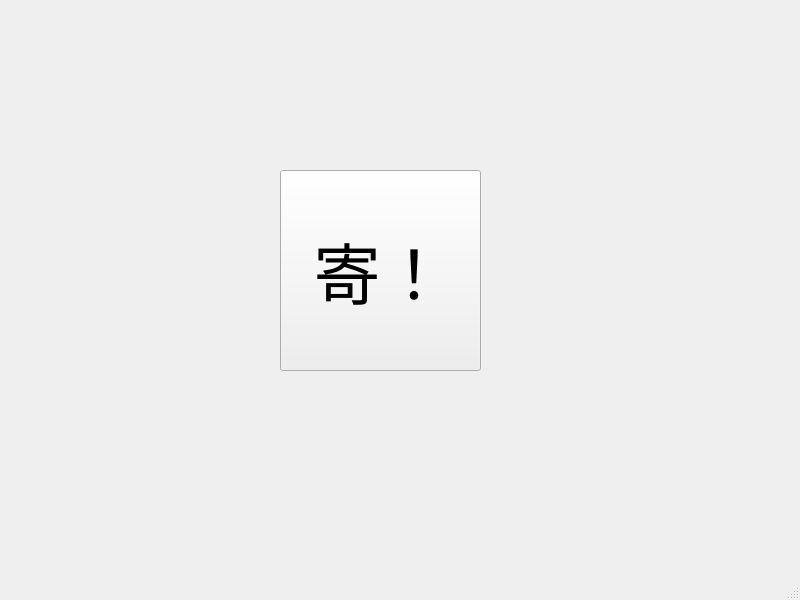
Above: mainwindow.ui from QuadrantQuartet/PileBox before the change. Below: the same form after it.
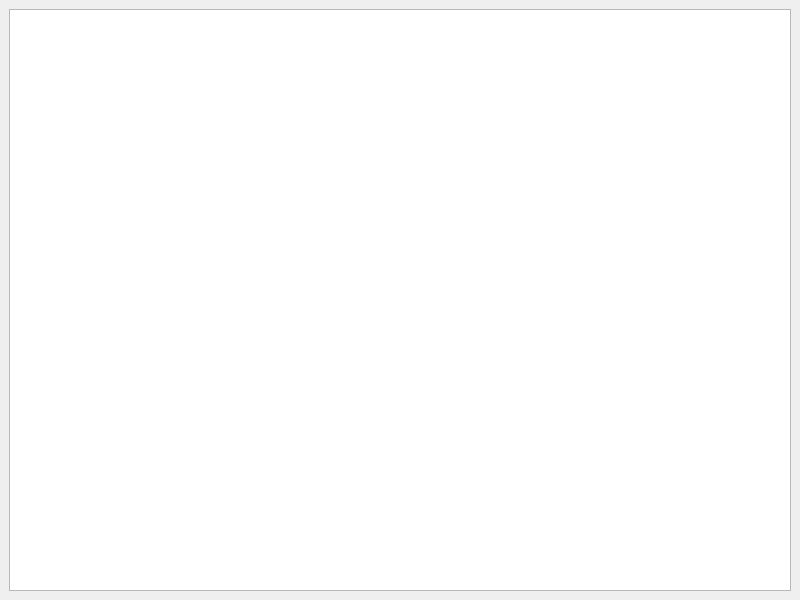
That is the form after the change.

Diff of the .ui file:
```diff
--- a/mainwindow.ui
+++ b/mainwindow.ui
@@ -14,36 +14,28 @@
    <string>MainWindow</string>
   </property>
   <widget class="QWidget" name="centralwidget">
-   <widget class="QPushButton" name="pushButton">
-    <property name="geometry">
-     <rect>
-      <x>280</x>
-      <y>170</y>
-      <width>201</width>
-      <height>201</height>
-     </rect>
-    </property>
-    <property name="font">
-     <font>
-      <pointsize>50</pointsize>
-     </font>
-    </property>
-    <property name="text">
-     <string>寄！</string>
-    </property>
-   </widget>
+   <layout class="QHBoxLayout" name="horizontalLayout">
+    <item>
+     <widget class="QGraphicsView" name="graphicsView">
+      <property name="verticalScrollBarPolicy">
+       <enum>Qt::ScrollBarAlwaysOff</enum>
+      </property>
+      <property name="horizontalScrollBarPolicy">
+       <enum>Qt::ScrollBarAlwaysOff</enum>
+      </property>
+      <property name="alignment">
+       <set>Qt::AlignLeading|Qt::AlignLeft|Qt::AlignTop</set>
+      </property>
+      <property name="renderHints">
+       <set>QPainter::Antialiasing|QPainter::TextAntialiasing</set>
+      </property>
+      <property name="cacheMode">
+       <set>QGraphicsView::CacheBackground</set>
+      </property>
+     </widget>
+    </item>
+   </layout>
   </widget>
-  <widget class="QMenuBar" name="menubar">
-   <property name="geometry">
-    <rect>
-     <x>0</x>
-     <y>0</y>
-     <width>800</width>
-     <height>22</height>
-    </rect>
-   </property>
-  </widget>
-  <widget class="QStatusBar" name="statusbar"/>
  </widget>
  <resources/>
  <connections/>
```
